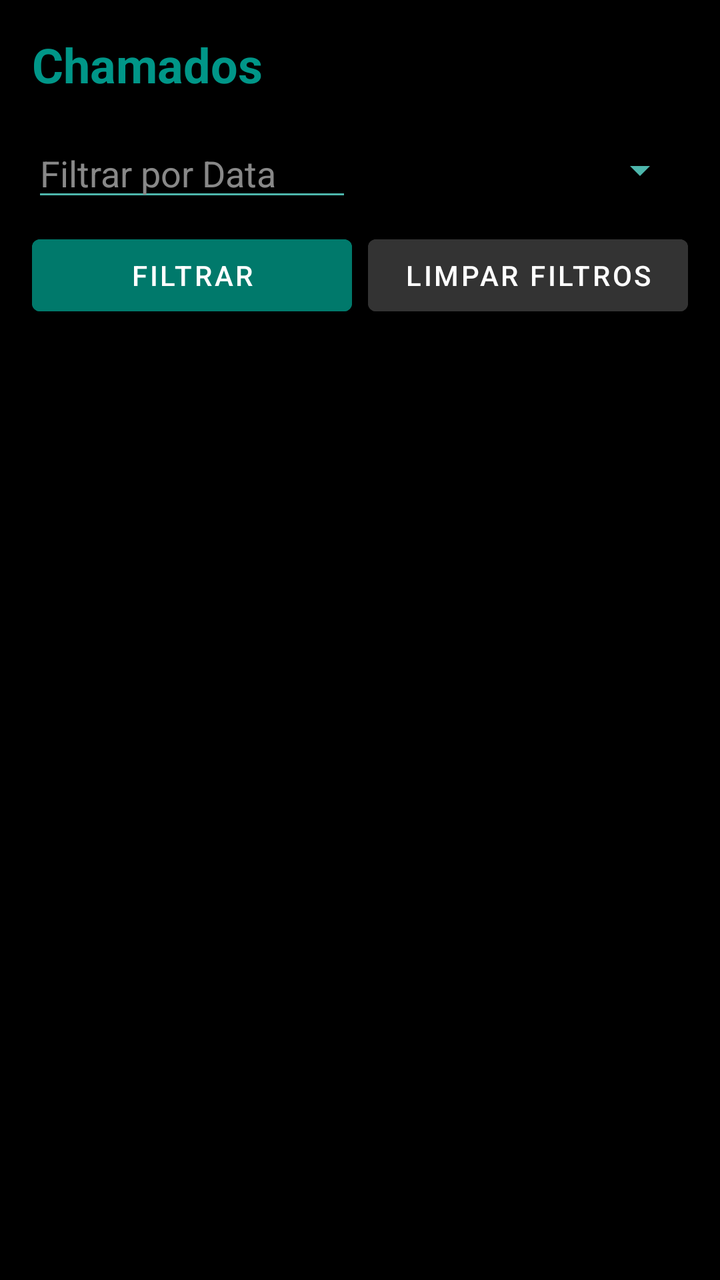
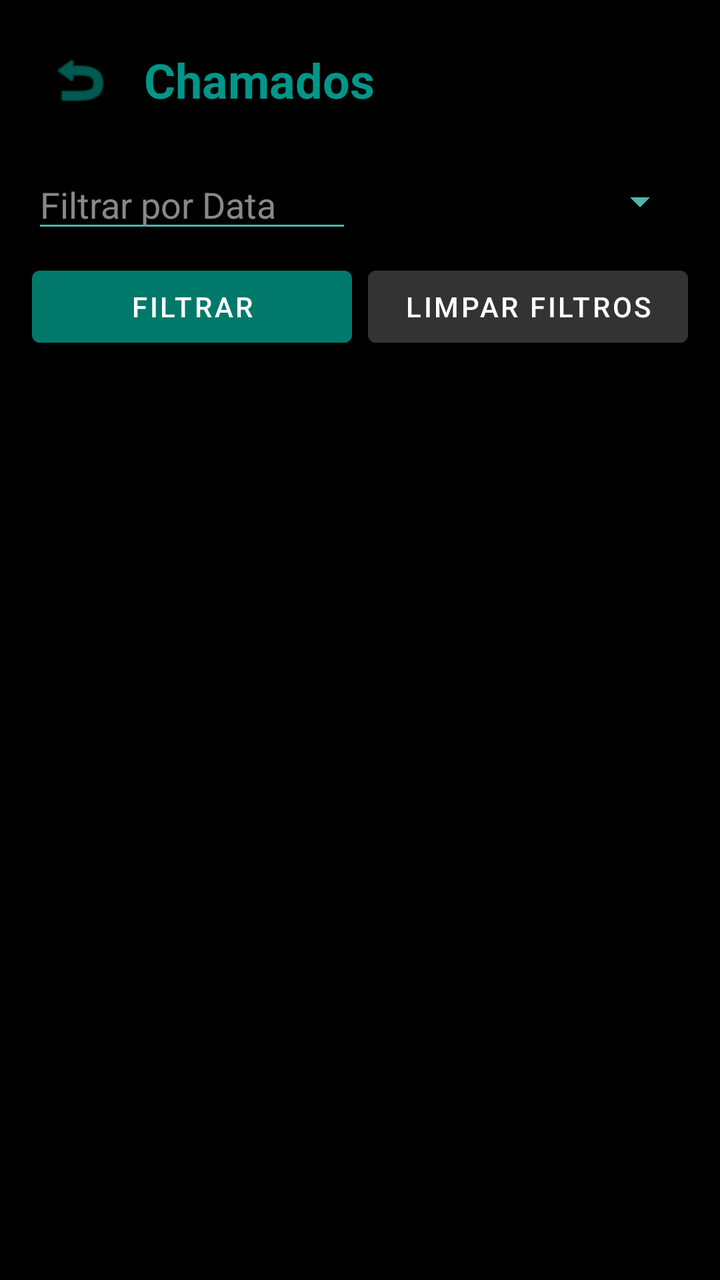

An Android layout rendered at two revisions. The XML below is the earlier revision; the diff shows what the commit changed to produce the second picture.
<!-- AndroidManifest.xml: application theme Theme.OGProdutoraChamados -->
<!-- res/layout/activity_listar_chamados.xml -->
<?xml version="1.0" encoding="utf-8"?>
<LinearLayout xmlns:android="http://schemas.android.com/apk/res/android"
    android:layout_width="match_parent"
    android:layout_height="match_parent"
    android:orientation="vertical"
    android:background="@color/black"
    android:padding="16dp">

    <TextView
        android:layout_width="wrap_content"
        android:layout_height="wrap_content"
        android:text="@string/listar_chamados"
        android:textSize="24sp"
        android:textStyle="bold"
        android:textColor="@color/teal"
        android:layout_marginBottom="16dp" />

    <LinearLayout
        android:layout_width="match_parent"
        android:layout_height="wrap_content"
        android:orientation="horizontal"
        android:layout_marginBottom="8dp">

        <EditText
            android:id="@+id/et_filtro_data"
            android:layout_width="0dp"
            android:layout_height="wrap_content"
            android:layout_weight="1"
            android:hint="Filtrar por Data"
            android:textColorHint="@color/gray"
            android:textColor="@color/white"
            android:backgroundTint="@color/teal_light"
            android:layout_marginEnd="8dp" />

        <Spinner
            android:id="@+id/spinner_filtro_status"
            android:layout_width="0dp"
            android:layout_height="match_parent"
            android:layout_weight="1"
            android:backgroundTint="@color/teal_light" />
    </LinearLayout>

    <LinearLayout
        android:layout_width="match_parent"
        android:layout_height="wrap_content"
        android:orientation="horizontal"
        android:layout_marginBottom="16dp">

        <Button
            android:id="@+id/btn_filtrar"
            android:layout_width="0dp"
            android:layout_height="wrap_content"
            android:layout_weight="1"
            android:text="@string/filtrar"
            android:textColor="@color/white"
            android:backgroundTint="@color/teal_dark"
            android:layout_marginEnd="8dp" />

        <Button
            android:id="@+id/btn_limpar_filtros"
            android:layout_width="0dp"
            android:layout_height="wrap_content"
            android:layout_weight="1"
            android:text="@string/limpar_filtros"
            android:textColor="@color/white"
            android:backgroundTint="@color/gray_dark" />
    </LinearLayout>

    <androidx.recyclerview.widget.RecyclerView
        android:id="@+id/recycler_chamados"
        android:layout_width="match_parent"
        android:layout_height="match_parent" />

</LinearLayout>
<!-- resources referenced by this layout -->
<resources>
  <color name="black">#FF000000</color>
  <color name="gray">#FF888888</color>
  <color name="gray_dark">#FF333333</color>
  <color name="teal">#FF009688</color>
  <color name="teal_dark">#FF00796B</color>
  <color name="teal_light">#FF4DB6AC</color>
  <color name="white">#FFFFFFFF</color>
  <string name="filtrar">Filtrar</string>
  <string name="limpar_filtros">Limpar Filtros</string>
  <string name="listar_chamados">Chamados</string>
  <style name="Theme.OGProdutoraChamados" parent="Theme.MaterialComponents.DayNight.NoActionBar">
          
          <item name="colorPrimary">@color/black</item>
          <item name="colorPrimaryVariant">@color/gray_dark</item>
          <item name="colorOnPrimary">@color/white</item>
          
          <item name="colorSecondary">@color/teal</item>
          <item name="colorSecondaryVariant">@color/teal_dark</item>
          <item name="colorOnSecondary">@color/white</item>
          
          <item name="android:statusBarColor">?attr/colorPrimaryVariant</item>
      </style>
</resources>

<!-- the commit's change to res/layout/activity_listar_chamados.xml (unified diff, before → after) -->
@@ -1,19 +1,37 @@
 <?xml version="1.0" encoding="utf-8"?>
 <LinearLayout xmlns:android="http://schemas.android.com/apk/res/android"
+    xmlns:app="http://schemas.android.com/apk/res-auto"
     android:layout_width="match_parent"
     android:layout_height="match_parent"
     android:orientation="vertical"
     android:background="@color/black"
     android:padding="16dp">
 
-    <TextView
-        android:layout_width="wrap_content"
+    <LinearLayout
+        android:layout_width="match_parent"
         android:layout_height="wrap_content"
-        android:text="@string/listar_chamados"
-        android:textSize="24sp"
-        android:textStyle="bold"
-        android:textColor="@color/teal"
-        android:layout_marginBottom="16dp" />
+        android:orientation="horizontal"
+        android:gravity="center_vertical"
+        android:layout_marginBottom="16dp">
+
+        <ImageButton
+            android:id="@+id/btn_voltar"
+            android:layout_width="48dp"
+            android:layout_height="48dp"
+            android:src="@android:drawable/ic_menu_revert"
+            android:background="?attr/selectableItemBackgroundBorderless"
+            android:contentDescription="Voltar"
+            app:tint="@color/teal" />
+
+        <TextView
+            android:layout_width="wrap_content"
+            android:layout_height="wrap_content"
+            android:text="@string/listar_chamados"
+            android:textSize="24sp"
+            android:textStyle="bold"
+            android:textColor="@color/teal"
+            android:layout_marginStart="8dp" />
+    </LinearLayout>
 
     <LinearLayout
         android:layout_width="match_parent"
